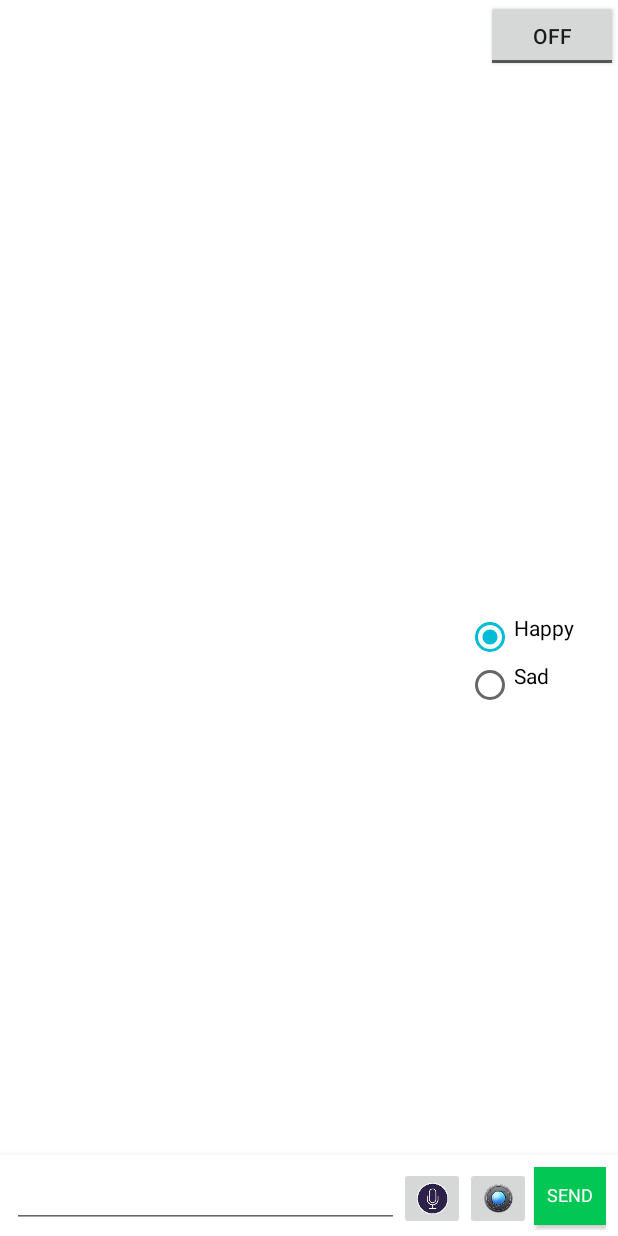
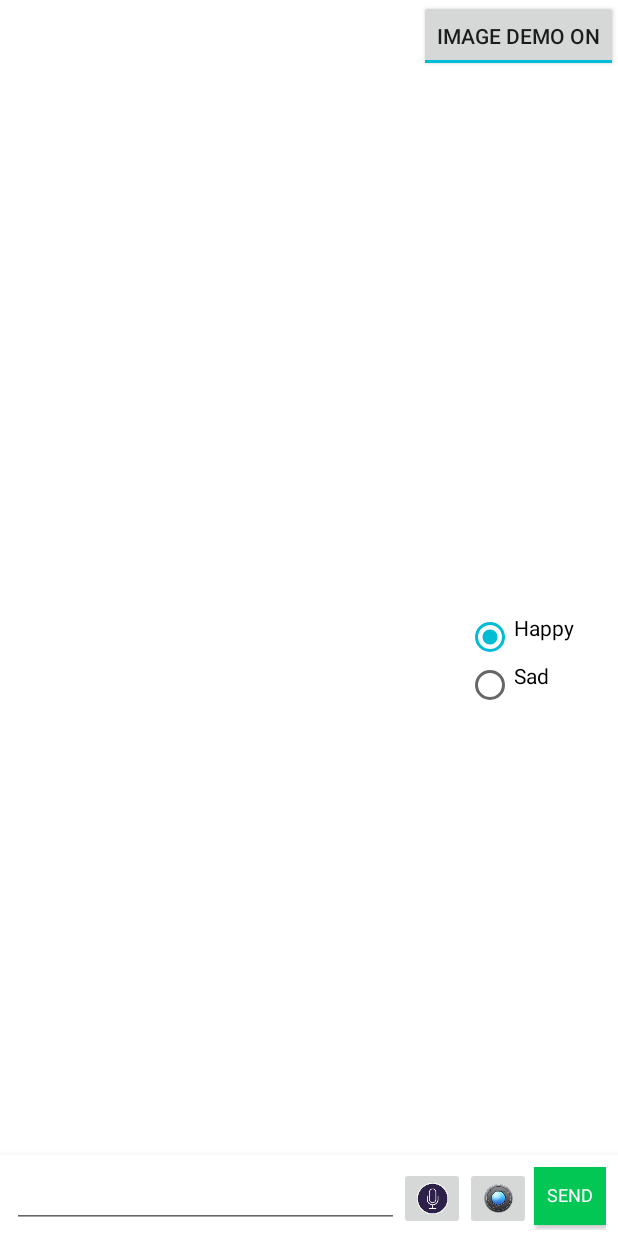
Before and after one commit to royamir2012/IrPOC, an Android app: the screen it shows after launch (BotActivity), after a tap on "Happy", on a phone screen of 412 x 824 dp. Run offline under Robolectric (Android 15) with nearby library versions, the light colour scheme and no system bars; our stand-ins replace ButterKnife, Picasso, Timber; libraries missing offline, so code that uses them is left out: ai.api, ai.api.model, com.loopj.android, cz.msebera.android; pictures from the network do not load; 8 statements that could not run were skipped; 3 other taps on this screen came first.

Commit message:
move audio control to dedicated class and add the pic demo

```diff
--- a/app/src/main/java/com/robotdreams/ui/activity/BotActivity.java
+++ b/app/src/main/java/com/robotdreams/ui/activity/BotActivity.java
@@ -30,6 +30,8 @@ import android.widget.ImageButton;
 import android.widget.LinearLayout;
 import android.widget.Toast;
 import android.widget.RadioButton;
+import android.widget.ToggleButton;
+import android.widget.CompoundButton;
 
 import com.google.gson.JsonElement;
 import com.robotdreams.R;
@@ -72,6 +74,9 @@ public class BotActivity extends BaseActivity implements SendRequestButton.OnSen
     ImageButton btnSpeak;
     @InjectView(R.id.btnCamera)
     ImageButton btnCamera;
+    @InjectView(R.id.imageToggleButton)
+    ToggleButton imagebtn;
+
 
     private TextToSpeech tts;
     private SpeechRecognizer sr;
@@ -100,6 +105,7 @@ public class BotActivity extends BaseActivity implements SendRequestButton.OnSen
         setupSpeakButton();
         setupCameraButton();
         setupSendCommentButton();
+        setupImageDemoButton();
 
         surfaceView = (SurfaceView) findViewById(R.id.surfaceView);
 
@@ -188,6 +194,15 @@ public class BotActivity extends BaseActivity implements SendRequestButton.OnSen
         });
     }
 
+    private void setupImageDemoButton()
+    {
+        CharSequence txtoff = "Image demo off";
+        CharSequence txton = "Image demo on";
+        txtoff.toString().toLowerCase();
+        txton.toString().toLowerCase();
+        imagebtn.setTextOff(txtoff);
+        imagebtn.setTextOn(txton);
+    }
     /**
      * Showing google speech input dialog
      */
@@ -340,7 +355,7 @@ public class BotActivity extends BaseActivity implements SendRequestButton.OnSen
         return userInput;
     }
 
-    private void emulateSendButtonClick()
+    private void emulateSendButtonClick() // Not used at the moment
     {
         View v = findViewById(R.id.btnSendComment);
         v.performClick();
@@ -416,15 +431,15 @@ public class BotActivity extends BaseActivity implements SendRequestButton.OnSen
         }
     }
 
-    public void onRadioImageDemoClicked(View view)
+    public void onImageButtonClicked (View view)
     {
-        // Is the button now checked?
-        boolean checked = ((RadioButton) view).isChecked();
+        boolean checked = ((ToggleButton) view).isChecked();
         if (checked)
             dialogManager.setPrintCamera();
         else
             dialogManager.UnsetPrintCamera();
     }
+
 
     @Override
     public void onListeningStarted() {
@@ -465,7 +480,8 @@ public class BotActivity extends BaseActivity implements SendRequestButton.OnSen
         {
             if (dialogManager.getPrintCamera() == dialogManager.PRINT_CAMERA)
                 appendComment(BotAdapter.Type.Camera, msg.getData().getString("message"));
-
+            else // do all this only if no camera demo
+            {
                 if (lastpicture != null) // relevant on every second picture asumess 2 pictures per round!!
                 {
                     if (lastpicture.equals(msg.getData().getString("message"))) // no change
@@ -475,12 +491,14 @@ public class BotActivity extends BaseActivity implements SendRequestButton.OnSen
                     {
                         appendComment(BotAdapter.Type.Camera, "change -> help");
                         tts.speak("Please say help if help is needed", TextToSpeech.QUEUE_FLUSH, null, "1");
+                        dialogManager.setHelpFromCamera();
                     }
 
                     lastpicture = null; // for next round of two TODO handle reset event
                 } else // first picture in round
                 {
                     lastpicture = msg.getData().getString("message");
+                }
             }
         }
         if (msg.sendingUid == 2) // TODO replace 2
@@ -497,7 +515,7 @@ public class BotActivity extends BaseActivity implements SendRequestButton.OnSen
         }
 
         public void onBeginningOfSpeech() {
-            dialogManager.pauseAudio();
+            dialogManager.audioControl.pauseAudio();
         }
 
         public void onRmsChanged(float rmsdB) {
@@ -507,7 +525,7 @@ public class BotActivity extends BaseActivity implements SendRequestButton.OnSen
         }
 
         public void onEndOfSpeech() {
-            dialogManager.resumeAudio();
+            dialogManager.audioControl.resumeAudio();
         }
 
         public void onError(int error) {
```
Lines whose indentation alone changed are shown as unchanged.
